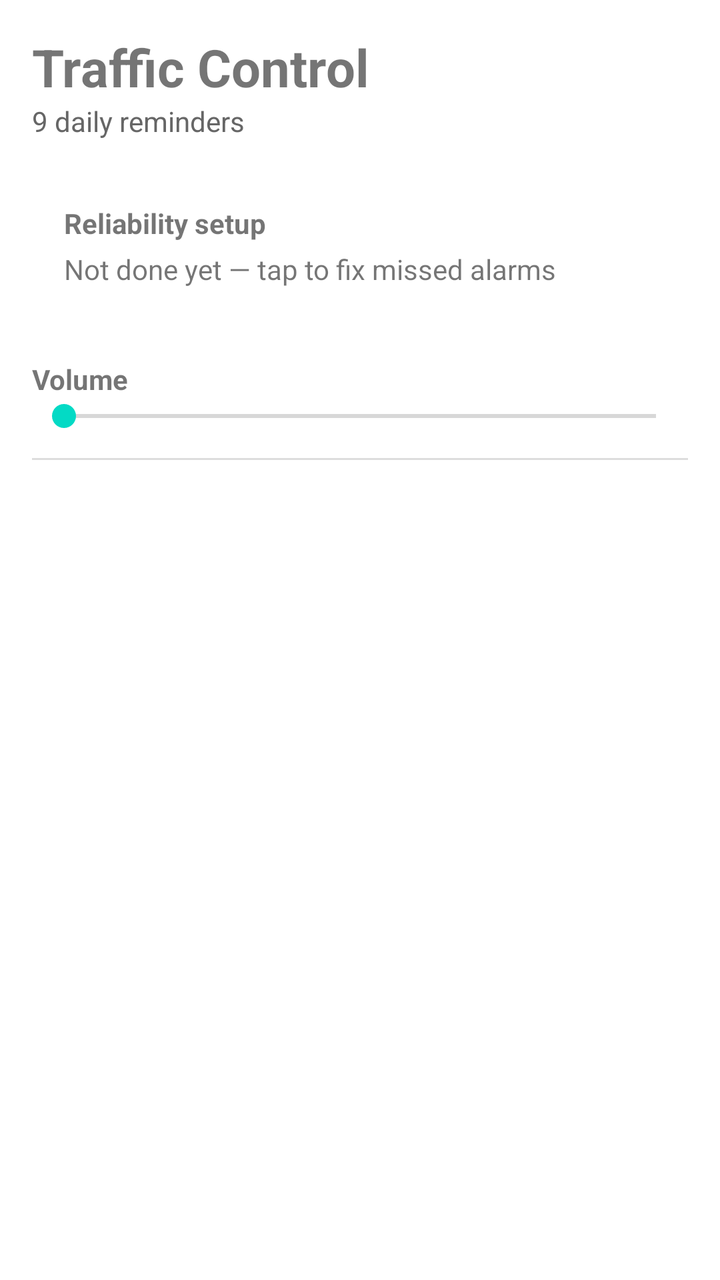
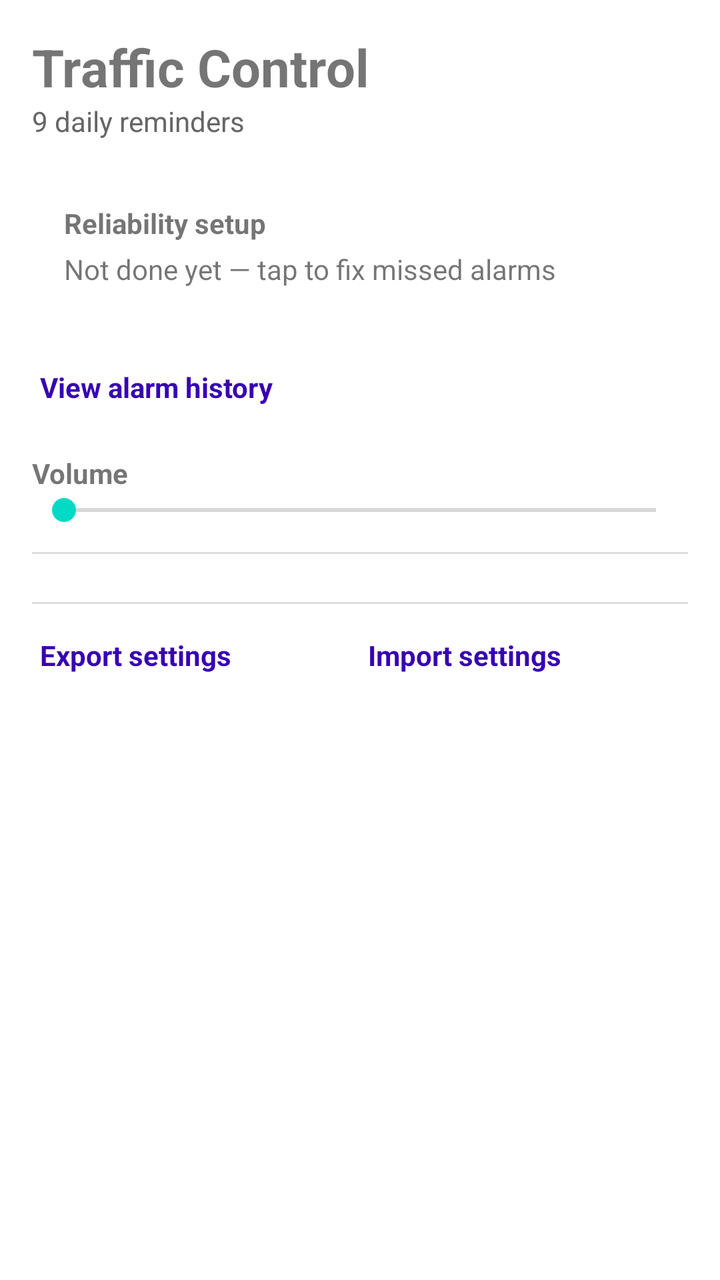

Before-and-after screenshots of an Android layout around one commit, followed by the original layout XML and the change that was made.
<!-- AndroidManifest.xml: application theme Theme.TrafficControl -->
<!-- res/layout/activity_main.xml -->
<?xml version="1.0" encoding="utf-8"?>
<androidx.core.widget.NestedScrollView xmlns:android="http://schemas.android.com/apk/res/android"
    xmlns:app="http://schemas.android.com/apk/res-auto"
    android:layout_width="match_parent"
    android:layout_height="match_parent"
    android:fillViewport="true">

    <LinearLayout
        android:layout_width="match_parent"
        android:layout_height="wrap_content"
        android:orientation="vertical"
        android:padding="16dp">

        <TextView
            android:id="@+id/titleText"
            android:layout_width="wrap_content"
            android:layout_height="wrap_content"
            android:text="@string/home_title"
            android:textSize="26sp"
            android:textStyle="bold" />

        <TextView
            android:layout_width="wrap_content"
            android:layout_height="wrap_content"
            android:layout_marginBottom="16dp"
            android:text="@string/home_subtitle"
            android:textColor="#666666" />

        <com.google.android.material.card.MaterialCardView
            android:id="@+id/reliabilityCard"
            android:layout_width="match_parent"
            android:layout_height="wrap_content"
            android:layout_marginBottom="20dp"
            android:clickable="true"
            android:focusable="true"
            app:cardCornerRadius="12dp"
            app:cardElevation="0dp">

            <LinearLayout
                android:layout_width="match_parent"
                android:layout_height="wrap_content"
                android:orientation="vertical"
                android:padding="16dp">

                <TextView
                    android:id="@+id/reliabilityTitle"
                    android:layout_width="wrap_content"
                    android:layout_height="wrap_content"
                    android:text="@string/reliability_setup"
                    android:textStyle="bold" />

                <TextView
                    android:id="@+id/reliabilityStatus"
                    android:layout_width="wrap_content"
                    android:layout_height="wrap_content"
                    android:layout_marginTop="4dp"
                    android:text="@string/reliability_not_done" />
            </LinearLayout>
        </com.google.android.material.card.MaterialCardView>

        <TextView
            android:layout_width="wrap_content"
            android:layout_height="wrap_content"
            android:text="@string/volume_label"
            android:textStyle="bold" />

        <SeekBar
            android:id="@+id/volumeSeekBar"
            android:layout_width="match_parent"
            android:layout_height="wrap_content"
            android:max="100" />

        <View
            android:layout_width="match_parent"
            android:layout_height="1dp"
            android:layout_marginVertical="12dp"
            android:background="#DDDDDD" />

        <LinearLayout
            android:id="@+id/slotsContainer"
            android:layout_width="match_parent"
            android:layout_height="wrap_content"
            android:orientation="vertical" />

    </LinearLayout>
</androidx.core.widget.NestedScrollView>
<!-- resources referenced by this layout -->
<resources>
  <string name="home_subtitle">9 daily reminders</string>
  <string name="home_title">Traffic Control</string>
  <string name="reliability_not_done">Not done yet — tap to fix missed alarms</string>
  <string name="reliability_setup">Reliability setup</string>
  <string name="volume_label">Volume</string>
  <style name="Theme.TrafficControl" parent="Theme.MaterialComponents.DayNight.NoActionBar">
          <item name="colorPrimary">@color/purple_700</item>
          <item name="colorPrimaryDark">@color/purple_700</item>
          <item name="colorAccent">@color/teal_200</item>
      </style>
  <color name="purple_700">#FF3700B3</color>
  <color name="teal_200">#FF03DAC5</color>
</resources>

<!-- the commit's change to res/layout/activity_main.xml (unified diff, before → after) -->
@@ -59,6 +59,19 @@
         </com.google.android.material.card.MaterialCardView>
 
         <TextView
+            android:id="@+id/viewLogLink"
+            android:layout_width="wrap_content"
+            android:layout_height="wrap_content"
+            android:layout_marginBottom="20dp"
+            android:text="@string/view_log_action"
+            android:textColor="@color/purple_700"
+            android:textStyle="bold"
+            android:clickable="true"
+            android:focusable="true"
+            android:background="?attr/selectableItemBackground"
+            android:padding="4dp" />
+
+        <TextView
             android:layout_width="wrap_content"
             android:layout_height="wrap_content"
             android:text="@string/volume_label"
@@ -82,5 +95,43 @@
             android:layout_height="wrap_content"
             android:orientation="vertical" />
 
+        <View
+            android:layout_width="match_parent"
+            android:layout_height="1dp"
+            android:layout_marginVertical="12dp"
+            android:background="#DDDDDD" />
+
+        <LinearLayout
+            android:layout_width="match_parent"
+            android:layout_height="wrap_content"
+            android:orientation="horizontal">
+
+            <TextView
+                android:id="@+id/exportLink"
+                android:layout_width="0dp"
+                android:layout_height="wrap_content"
+                android:layout_weight="1"
+                android:text="@string/export_settings_action"
+                android:textColor="@color/purple_700"
+                android:textStyle="bold"
+                android:clickable="true"
+                android:focusable="true"
+                android:background="?attr/selectableItemBackground"
+                android:padding="4dp" />
+
+            <TextView
+                android:id="@+id/importLink"
+                android:layout_width="0dp"
+                android:layout_height="wrap_content"
+                android:layout_weight="1"
+                android:text="@string/import_settings_action"
+                android:textColor="@color/purple_700"
+                android:textStyle="bold"
+                android:clickable="true"
+                android:focusable="true"
+                android:background="?attr/selectableItemBackground"
+                android:padding="4dp" />
+        </LinearLayout>
+
     </LinearLayout>
 </androidx.core.widget.NestedScrollView>
<!-- resource entries referenced after the edit -->
@@ -2,8 +2,10 @@
 <resources>
   <string name="home_subtitle">9 daily reminders</string>
   <string name="home_title">Traffic Control</string>
+  <string name="import_settings_action">Import settings</string>
   <string name="reliability_not_done">Not done yet — tap to fix missed alarms</string>
   <string name="reliability_setup">Reliability setup</string>
+  <string name="view_log_action">View alarm history</string>
   <string name="volume_label">Volume</string>
   <style name="Theme.TrafficControl" parent="Theme.MaterialComponents.DayNight.NoActionBar">
           <item name="colorPrimary">@color/purple_700</item>
@@ -11,6 +13,7 @@
           <item name="colorAccent">@color/teal_200</item>
       </style>
   <color name="purple_700">#FF3700B3</color>
+  <string name="export_settings_action">Export settings</string>
   <color name="teal_200">#FF03DAC5</color>
 </resources>
 
